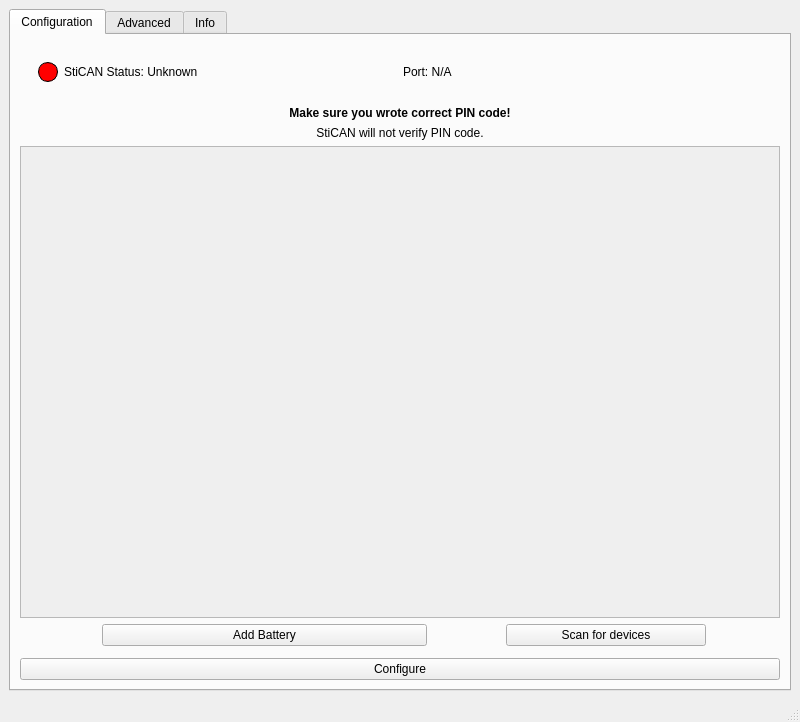
This is form.ui in BreezeEnergies/konfigurator_stican as Qt 5 draws it before an edit. The edited form follows.
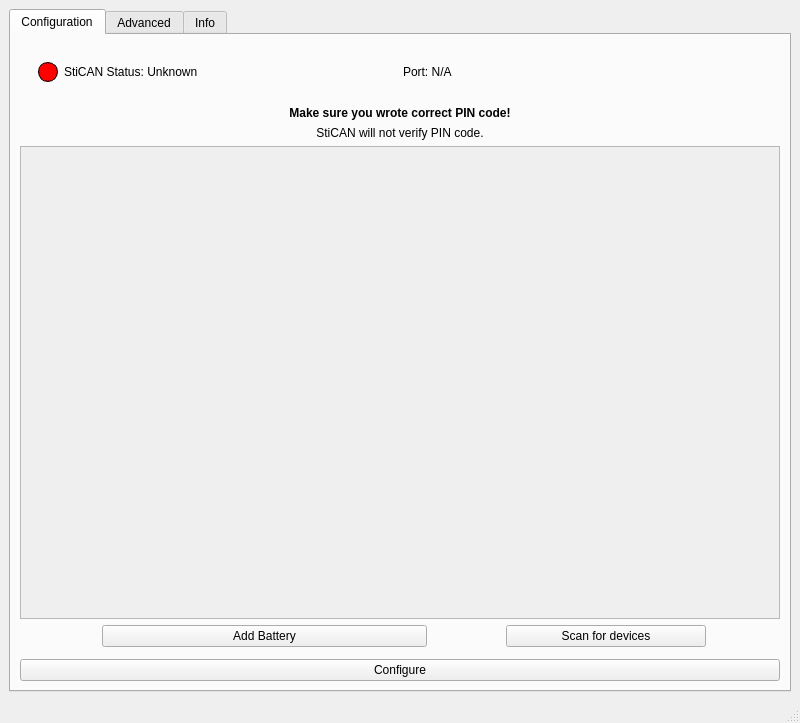
This is the edited form.

Patch:
```diff
--- a/form.ui
+++ b/form.ui
@@ -7,7 +7,7 @@
     <x>0</x>
     <y>0</y>
     <width>800</width>
-    <height>623</height>
+    <height>723</height>
    </rect>
   </property>
   <property name="windowTitle">
```
Left out of the diff: 22 changed lines with no effect on the pictures.
